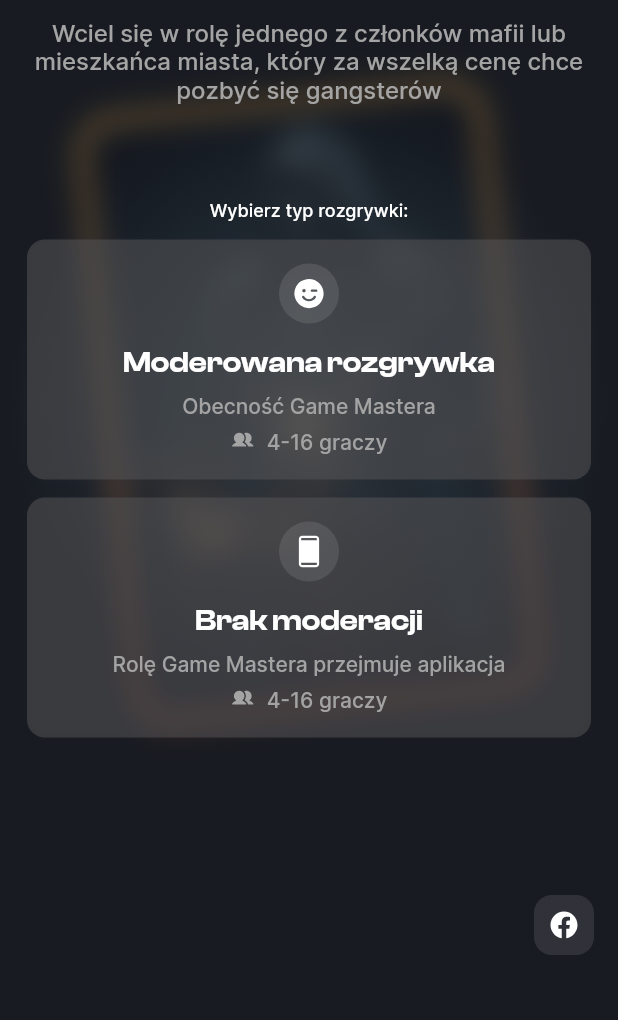
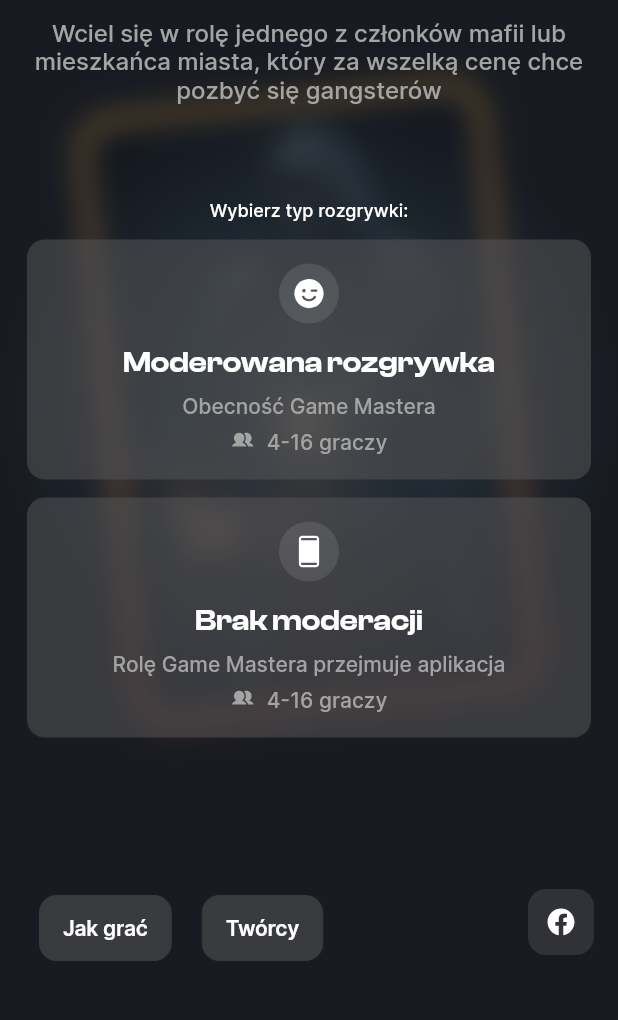
Before and after one commit to Hellmod/mafia_flutter, a Flutter app: the screen it shows after launch, on a phone screen of 412 x 824 dp, the part 215-1235 px from its top. Run offline on Flutter 3.47's test engine with Material 2 defaults, Android fonts, the phone set to English and light mode, and no system bars; our stand-ins replace cloud_firestore, firebase_core, flutter_svg, fluttertoast; accounts and stored records are empty.

Commit message:
about and creators button in HomeScrean

```diff
--- a/lib/main.dart
+++ b/lib/main.dart
@@ -60,18 +60,21 @@ class _MyHomePageState extends State<MyHomePage> {
     });
   }
 
+  void workingOn(){
+    Fluttertoast.showToast(
+        msg: "Trwają prace nad funkcjonalnością",
+        toastLength: Toast.LENGTH_SHORT,
+        gravity: ToastGravity.BOTTOM,
+        timeInSecForIosWeb: 1,
+        backgroundColor: Colors.grey,
+        textColor: Colors.white,
+        fontSize: 16.0);
+  }
+
   @override
   Widget build(BuildContext context) {
     return Scaffold(
-        body: /*HomeScreanButton(
-          title: "Moderowana rozgrywka",
-          body: "Obecność Game Mastera",
-          details: "4-16 graczy",
-          marginBottom: 12,
-          icon: "assets/images/SmileyWink.png",
-        ),*/
-
-            Container(
+        body: Container(
             decoration: const BoxDecoration(
               color: Color(0xff1e1e1e),
             ),
@@ -96,10 +99,7 @@ class _MyHomePageState extends State<MyHomePage> {
                   child: Container(
                     decoration: const BoxDecoration(
                       gradient: RadialGradient(
-                            colors: <Color>[
-                              Color(0xcc2f404b),
-                              Color(0xcc161a22)
-                            ],
+                        colors: <Color>[Color(0xcc2f404b), Color(0xcc161a22)],
                       ),
                     ),
                   ),
@@ -110,14 +110,7 @@ class _MyHomePageState extends State<MyHomePage> {
                   child: Align(
                     child: InkWell(
                       onTap: () {
-                            Fluttertoast.showToast(
-                                msg: "Trwają prace nad funkcjonalnością",
-                                toastLength: Toast.LENGTH_SHORT,
-                                gravity: ToastGravity.BOTTOM,
-                                timeInSecForIosWeb: 1,
-                                backgroundColor: Colors.grey,
-                                textColor: Colors.white,
-                                fontSize: 16.0);
+                        workingOn();
                       },
                       child: Container(
                         width: 44,
@@ -202,22 +195,81 @@ class _MyHomePageState extends State<MyHomePage> {
                 ),
                 Positioned(
                   bottom: 32.0,
+                  left: 16.0,
+                  child: Row(children: [
+                    TextButton(
+                        onPressed: () {
+                          workingOn();
+                        },
+                        child: Container(
+                            height: 44,
+                            margin: const EdgeInsets.fromLTRB(2, 0, 2, 0),
+                            padding: const EdgeInsets.fromLTRB(16, 10, 16, 10),
+                            decoration: BoxDecoration(
+                              color: const Color(0x7f595959),
+                              borderRadius: BorderRadius.circular(12),
+                              boxShadow: const [
+                                BoxShadow(
+                                  color: Color(0x192f2b43),
+                                  blurRadius: 2,
+                                ),
+                              ],
+                            ),
+                            child: const Center(
+                                child: Text(
+                              'Jak grać',
+                              textAlign: TextAlign.center,
+                              style: TextStyle(
+                                fontFamily: 'Inter',
+                                fontSize: 14,
+                                fontWeight: FontWeight.w600,
+                                letterSpacing: -0.14,
+                                color: Color(0xffffffff),
+                              ),
+                            )))),
+                    TextButton(
+                        onPressed: () {
+                          workingOn();
+                        },
+                        child: Container(
+                            height: 44,
+                            margin: const EdgeInsets.fromLTRB(2, 0, 2, 0),
+                            padding: const EdgeInsets.fromLTRB(16, 10, 16, 10),
+                            decoration: BoxDecoration(
+                              color: const Color(0x7f595959),
+                              borderRadius: BorderRadius.circular(12),
+                              boxShadow: const [
+                                BoxShadow(
+                                  color: Color(0x192f2b43),
+                                  blurRadius: 2,
+                                ),
+                              ],
+                            ),
+                            child: const Center(
+                                child: Text(
+                              'Twórcy',
+                              textAlign: TextAlign.center,
+                              style: TextStyle(
+                                fontFamily: 'Inter',
+                                fontSize: 14,
+                                fontWeight: FontWeight.w600,
+                                letterSpacing: -0.14,
+                                color: Color(0xffffffff),
+                              ),
+                            )))),
+                  ]),
+                ),
+                Positioned(
+                  bottom: 32.0,
                   right: 16.0,
                   child: InkWell(
                     onTap: () {
-                          Fluttertoast.showToast(
-                              msg: "Trwają prace nad funkcjonalnością",
-                              toastLength: Toast.LENGTH_SHORT,
-                              gravity: ToastGravity.BOTTOM,
-                              timeInSecForIosWeb: 1,
-                              backgroundColor: Colors.grey,
-                              textColor: Colors.white,
-                              fontSize: 16.0);
+                      workingOn();
                     },
                     child: Container(
                       margin: EdgeInsets.fromLTRB(0, 0, 0, 12),
-                          width: 40,
-                          height: 40,
+                      width: 44,
+                      height: 44,
                       decoration: const BoxDecoration(
                         color: Color(0x1AFFFFFF),
                         borderRadius: BorderRadius.all(
```
Also changed, not shown: 1 other file. Lines whose indentation alone changed are shown as unchanged.
